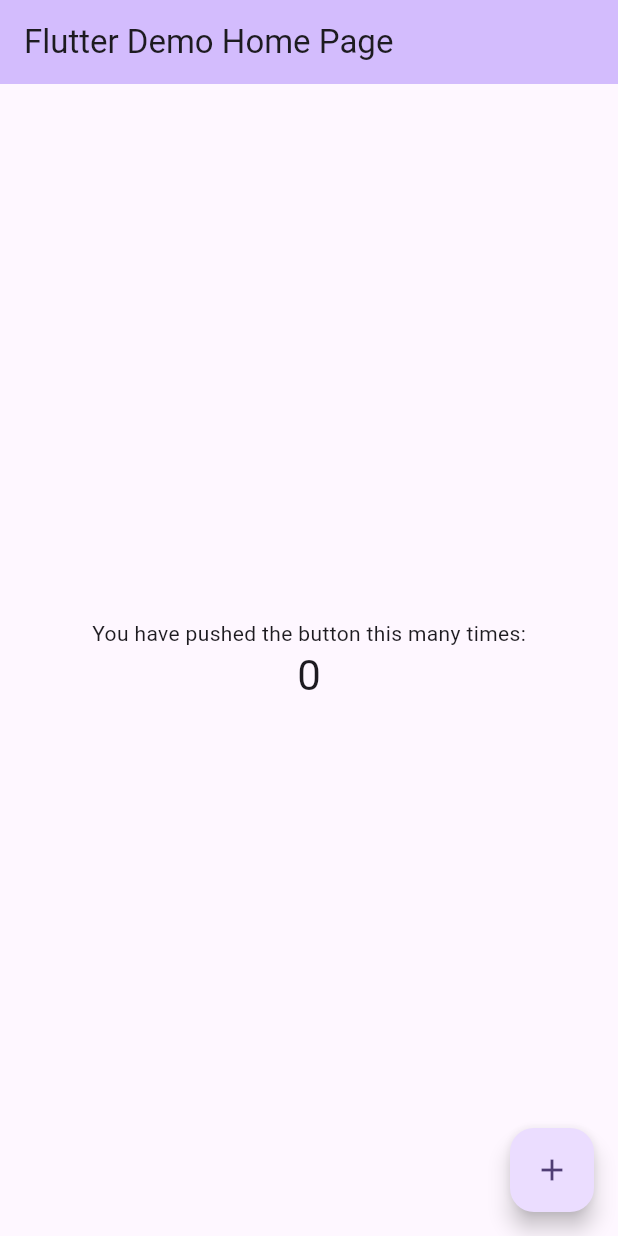
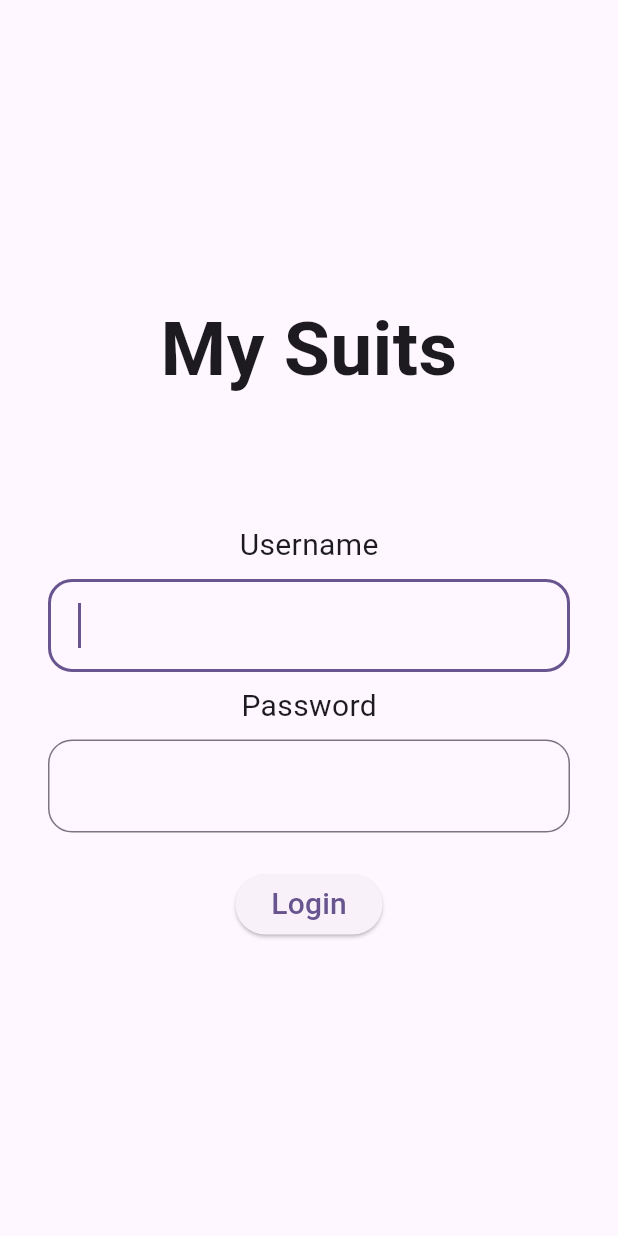
Before and after one commit to atrainag/my_suits, a Flutter app: the screen it shows after launch, on a phone screen of 412 x 824 dp. Run offline on Flutter 3.47's test engine with Material 2 defaults, Android fonts, the phone set to English and light mode, and no system bars.

Commit message:
Updating App
Login Interface
Pictures Interface
Able to show Pictures from local file

```diff
--- a/lib/main.dart
+++ b/lib/main.dart
@@ -1,4 +1,5 @@
 import 'package:flutter/material.dart';
+import 'package:my_suits/pages/login_page.dart';
 
 void main() {
   runApp(const MyApp());
@@ -7,119 +8,15 @@ void main() {
 class MyApp extends StatelessWidget {
   const MyApp({super.key});
 
-  // This widget is the root of your application.
   @override
   Widget build(BuildContext context) {
     return MaterialApp(
       title: 'Flutter Demo',
       theme: ThemeData(
-        // This is the theme of your application.
-        //
-        // TRY THIS: Try running your application with "flutter run". You'll see
-        // the application has a blue toolbar. Then, without quitting the app,
-        // try changing the seedColor in the colorScheme below to Colors.green
-        // and then invoke "hot reload" (save your changes or press the "hot
-        // reload" button in a Flutter-supported IDE, or press "r" if you used
-        // the command line to start the app).
-        //
-        // Notice that the counter didn't reset back to zero; the application
-        // state is not lost during the reload. To reset the state, use hot
-        // restart instead.
-        //
-        // This works for code too, not just values: Most code changes can be
-        // tested with just a hot reload.
         colorScheme: ColorScheme.fromSeed(seedColor: Colors.deepPurple),
         useMaterial3: true,
       ),
-      home: const MyHomePage(title: 'Flutter Demo Home Page'),
+      home: const LoginPage(),
     );
   }
 }
-
-class MyHomePage extends StatefulWidget {
-  const MyHomePage({super.key, required this.title});
-
-  // This widget is the home page of your application. It is stateful, meaning
-  // that it has a State object (defined below) that contains fields that affect
-  // how it looks.
-
-  // This class is the configuration for the state. It holds the values (in this
-  // case the title) provided by the parent (in this case the App widget) and
-  // used by the build method of the State. Fields in a Widget subclass are
-  // always marked "final".
-
-  final String title;
-
-  @override
-  State<MyHomePage> createState() => _MyHomePageState();
-}
-
-class _MyHomePageState extends State<MyHomePage> {
-  int _counter = 0;
-
-  void _incrementCounter() {
-    setState(() {
-      // This call to setState tells the Flutter framework that something has
-      // changed in this State, which causes it to rerun the build method below
-      // so that the display can reflect the updated values. If we changed
-      // _counter without calling setState(), then the build method would not be
-      // called again, and so nothing would appear to happen.
-      _counter++;
-    });
-  }
-
-  @override
-  Widget build(BuildContext context) {
-    // This method is rerun every time setState is called, for instance as done
-    // by the _incrementCounter method above.
-    //
-    // The Flutter framework has been optimized to make rerunning build methods
-    // fast, so that you can just rebuild anything that needs updating rather
-    // than having to individually change instances of widgets.
-    return Scaffold(
-      appBar: AppBar(
-        // TRY THIS: Try changing the color here to a specific color (to
-        // Colors.amber, perhaps?) and trigger a hot reload to see the AppBar
-        // change color while the other colors stay the same.
-        backgroundColor: Theme.of(context).colorScheme.inversePrimary,
-        // Here we take the value from the MyHomePage object that was created by
-        // the App.build method, and use it to set our appbar title.
-        title: Text(widget.title),
-      ),
-      body: Center(
-        // Center is a layout widget. It takes a single child and positions it
-        // in the middle of the parent.
-        child: Column(
-          // Column is also a layout widget. It takes a list of children and
-          // arranges them vertically. By default, it sizes itself to fit its
-          // children horizontally, and tries to be as tall as its parent.
-          //
-          // Column has various properties to control how it sizes itself and
-          // how it positions its children. Here we use mainAxisAlignment to
-          // center the children vertically; the main axis here is the vertical
-          // axis because Columns are vertical (the cross axis would be
-          // horizontal).
-          //
-          // TRY THIS: Invoke "debug painting" (choose the "Toggle Debug Paint"
-          // action in the IDE, or press "p" in the console), to see the
-          // wireframe for each widget.
-          mainAxisAlignment: MainAxisAlignment.center,
-          children: <Widget>[
-            const Text(
-              'You have pushed the button this many times:',
-            ),
-            Text(
-              '$_counter',
-              style: Theme.of(context).textTheme.headlineMedium,
-            ),
-          ],
-        ),
-      ),
-      floatingActionButton: FloatingActionButton(
-        onPressed: _incrementCounter,
-        tooltip: 'Increment',
-        child: const Icon(Icons.add),
-      ), // This trailing comma makes auto-formatting nicer for build methods.
-    );
-  }
-}
--- /dev/null
+++ b/lib/pages/login_page.dart
@@ -0,0 +1,72 @@
+import 'package:flutter/material.dart';
+import 'package:my_suits/pages/home_page.dart';
+
+class LoginPage extends StatefulWidget {
+  const LoginPage({super.key});
+
+  @override
+  State<LoginPage> createState() => _LoginPageState();
+}
+
+class _LoginPageState extends State<LoginPage> {
+  @override
+  Widget build(BuildContext context) {
+    return Scaffold(
+        // ignore: avoid_unnecessary_containers
+        body: Container(
+            child: Column(
+      mainAxisAlignment: MainAxisAlignment.center,
+      children: [
+        const Center(
+          child: Text("My Suits",
+              textAlign: TextAlign.center,
+              style: TextStyle(fontSize: 50, fontWeight: FontWeight.bold)),
+        ),
+        const SizedBox(height: 80),
+        const Text(
+          "Username",
+          style: TextStyle(
+            fontSize: 20,
+          ),
+        ),
+        Padding(
+          padding: const EdgeInsets.symmetric(horizontal: 32.0, vertical: 8),
+          child: TextField(
+            autofocus: true,
+            //controller: nameController,
+            decoration: InputDecoration(
+                border:
+                    OutlineInputBorder(borderRadius: BorderRadius.circular(16)),
+                contentPadding: const EdgeInsets.all(16)),
+            style: const TextStyle(fontSize: 20),
+          ),
+        ),
+        const Text(
+          "Password",
+          style: TextStyle(
+            fontSize: 20,
+          ),
+        ),
+        Padding(
+          padding: const EdgeInsets.symmetric(horizontal: 32.0, vertical: 8),
+          child: TextField(
+            //controller: pinController,
+            decoration: InputDecoration(
+                border:
+                    OutlineInputBorder(borderRadius: BorderRadius.circular(16)),
+                contentPadding: const EdgeInsets.all(16)),
+            style: const TextStyle(fontSize: 20),
+          ),
+        ),
+        const SizedBox(height: 16),
+        ElevatedButton(
+            onPressed: () {
+              Navigator.of(context).push(MaterialPageRoute(builder: (context) {
+                return HomePage();
+              }));
+            },
+            child: const Text("Login", style: TextStyle(fontSize: 20)))
+      ],
+    )));
+  }
+}
```
Also changed, not shown: lib/models/photo.dart (added, +12 -0 lines), lib/pages/home_page.dart (added, +49 -0 lines), lib/utils/card_colors.dart (added, +10 -0 lines), lib/widgets/image_widget.dart (added, +77 -0 lines), pubspec.yaml (+5 -17 lines), pubspec.lock, 1 other file.
